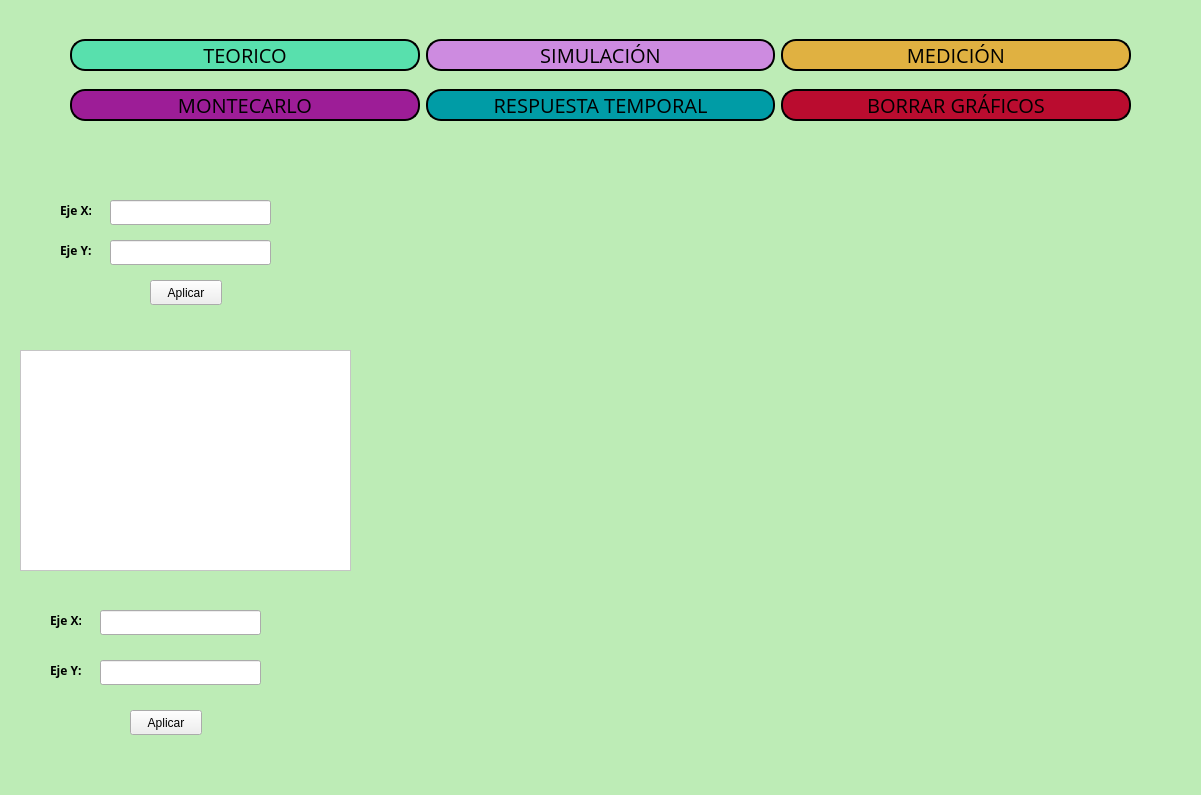
First picture: the form in frontend/menu.ui, repository odevincenti/TC-TP1, before the edit.
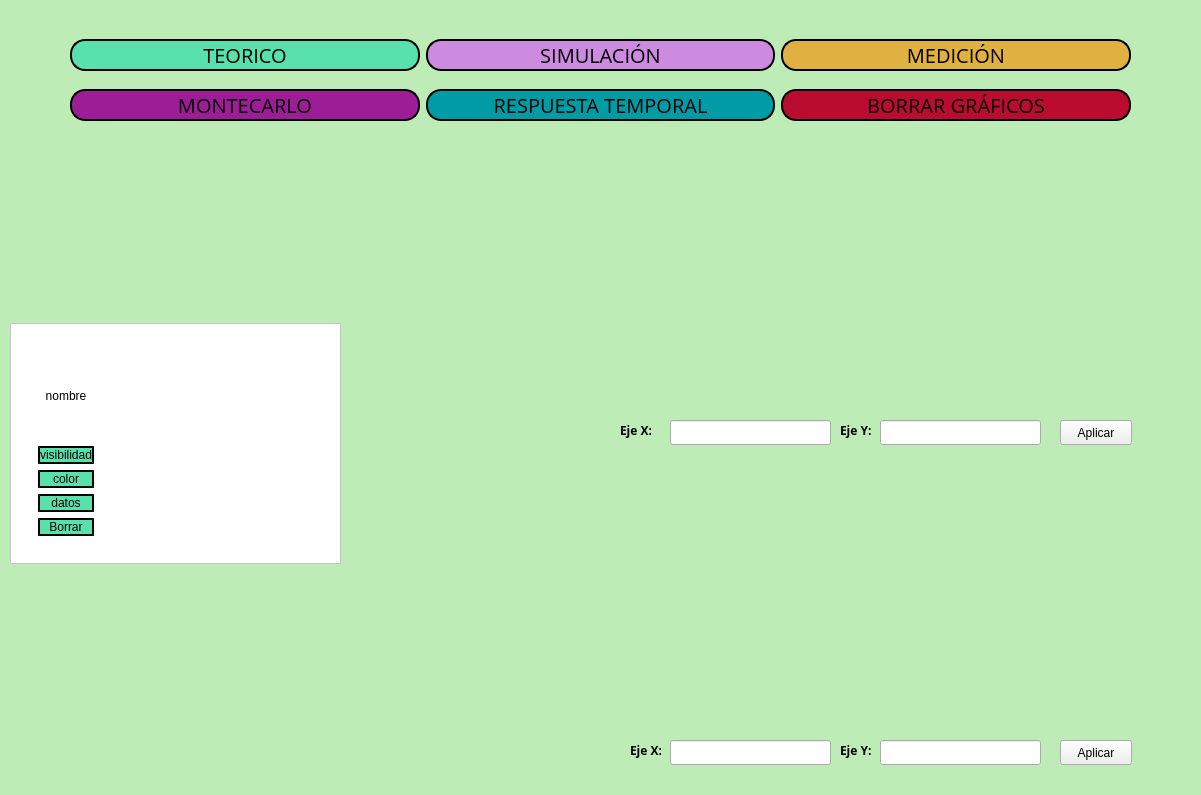
Second picture: the form after the edit. Custom widgets are drawn as their Qt base class.

```diff
--- a/frontend/menu.ui
+++ b/frontend/menu.ui
@@ -29,8 +29,8 @@
     <widget class="QLineEdit" name="ejey_lineEdit">
      <property name="geometry">
       <rect>
-       <x>110</x>
-       <y>240</y>
+       <x>880</x>
+       <y>420</y>
        <width>161</width>
        <height>25</height>
       </rect>
@@ -39,8 +39,8 @@
     <widget class="QLineEdit" name="ejex_lineEdit">
      <property name="geometry">
       <rect>
-       <x>110</x>
-       <y>200</y>
+       <x>670</x>
+       <y>420</y>
        <width>161</width>
        <height>25</height>
       </rect>
@@ -49,8 +49,8 @@
     <widget class="QLabel" name="ejeylabel">
      <property name="geometry">
       <rect>
-       <x>60</x>
-       <y>240</y>
+       <x>840</x>
+       <y>420</y>
        <width>31</width>
        <height>21</height>
       </rect>
@@ -69,8 +69,8 @@
     <widget class="QLabel" name="ejexlabel">
      <property name="geometry">
       <rect>
-       <x>60</x>
-       <y>200</y>
+       <x>620</x>
+       <y>420</y>
        <width>31</width>
        <height>21</height>
       </rect>
@@ -182,7 +182,7 @@
        <x>360</x>
        <y>140</y>
        <width>771</width>
-       <height>301</height>
+       <height>281</height>
       </rect>
      </property>
     </widget>
@@ -192,15 +192,15 @@
        <x>360</x>
        <y>460</y>
        <width>771</width>
-       <height>311</height>
+       <height>281</height>
       </rect>
      </property>
     </widget>
     <widget class="QLineEdit" name="ejex2_lineEdit">
      <property name="geometry">
       <rect>
-       <x>100</x>
-       <y>610</y>
+       <x>670</x>
+       <y>740</y>
        <width>161</width>
        <height>25</height>
       </rect>
@@ -209,8 +209,8 @@
     <widget class="QLabel" name="ejexlabel_2">
      <property name="geometry">
       <rect>
-       <x>50</x>
-       <y>610</y>
+       <x>630</x>
+       <y>740</y>
        <width>31</width>
        <height>21</height>
       </rect>
@@ -229,8 +229,8 @@
     <widget class="QLineEdit" name="ejey2_lineEdit">
      <property name="geometry">
       <rect>
-       <x>100</x>
-       <y>660</y>
+       <x>880</x>
+       <y>740</y>
        <width>161</width>
        <height>25</height>
       </rect>
@@ -239,8 +239,8 @@
     <widget class="QLabel" name="ejeylabel_2">
      <property name="geometry">
       <rect>
-       <x>50</x>
-       <y>660</y>
+       <x>840</x>
+       <y>740</y>
        <width>31</width>
        <height>21</height>
       </rect>
@@ -259,8 +259,8 @@
     <widget class="QPushButton" name="aplicar_button_ejes1">
      <property name="geometry">
       <rect>
-       <x>150</x>
-       <y>280</y>
+       <x>1060</x>
+       <y>420</y>
        <width>72</width>
        <height>25</height>
       </rect>
@@ -272,8 +272,8 @@
     <widget class="QPushButton" name="aplicar_button_ejes2">
      <property name="geometry">
       <rect>
-       <x>130</x>
-       <y>710</y>
+       <x>1060</x>
+       <y>740</y>
        <width>72</width>
        <height>25</height>
       </rect>
@@ -372,10 +372,10 @@
     <widget class="QScrollArea" name="scrollArea">
      <property name="geometry">
       <rect>
-       <x>20</x>
-       <y>350</y>
+       <x>10</x>
+       <y>323</y>
        <width>331</width>
-       <height>221</height>
+       <height>241</height>
       </rect>
      </property>
      <property name="styleSheet">
@@ -390,13 +390,85 @@
         <x>0</x>
         <y>0</y>
         <width>329</width>
-        <height>219</height>
+        <height>239</height>
        </rect>
       </property>
       <layout class="QVBoxLayout" name="verticalLayout_2">
        <item>
         <widget class="QWidget" name="CurveList" native="true">
          <layout class="QHBoxLayout" name="horizontalLayout">
+          <item>
+           <widget class="QWidget" name="Curve_0" native="true">
+            <layout class="QVBoxLayout" name="verticalLayout_3">
+             <item>
+              <widget class="QLabel" name="label">
+               <property name="text">
+                <string>nombre</string>
+               </property>
+               <property name="alignment">
+                <set>Qt::AlignCenter</set>
+               </property>
+              </widget>
+             </item>
+             <item>
+              <widget class="QPushButton" name="pushButton">
+               <property name="styleSheet">
+                <string notr="true">background-color:rgb(88, 224, 173);
+border-radius:15px;
+border-style: outset;
+border-width: 2px;
+border-color: black;</string>
+               </property>
+               <property name="text">
+                <string>visibilidad</string>
+               </property>
+              </widget>
+             </item>
+             <item>
+              <widget class="QPushButton" name="pushButton_2">
+               <property name="styleSheet">
+                <string notr="true">background-color:rgb(88, 224, 173);
+border-radius:15px;
+border-style: outset;
+border-width: 2px;
+border-color: black;</string>
+               </property>
+               <property name="text">
+                <string>color</string>
+               </property>
+              </widget>
+             </item>
+             <item>
+              <widget class="QPushButton" name="pushButton_3">
+               <property name="styleSheet">
+                <string notr="true">background-color:rgb(88, 224, 173);
+border-radius:15px;
+border-style: outset;
+border-width: 2px;
+border-color: black;</string>
+               </property>
+               <property name="text">
+                <string>datos</string>
+               </property>
+              </widget>
+             </item>
+             <item>
+              <widget class="QPushButton" name="curva1_borrar_Button">
+               <property name="styleSheet">
+                <string notr="true">background-color:rgb(88, 224, 173);
+border-radius:15px;
+border-style: outset;
+border-width: 2px;
+border-color: black;</string>
+               </property>
+               <property name="text">
+                <string>Borrar</string>
+               </property>
+              </widget>
+             </item>
+            </layout>
+           </widget>
+          </item>
           <item>
            <spacer name="horizontalSpacer">
             <property name="orientation">
```
